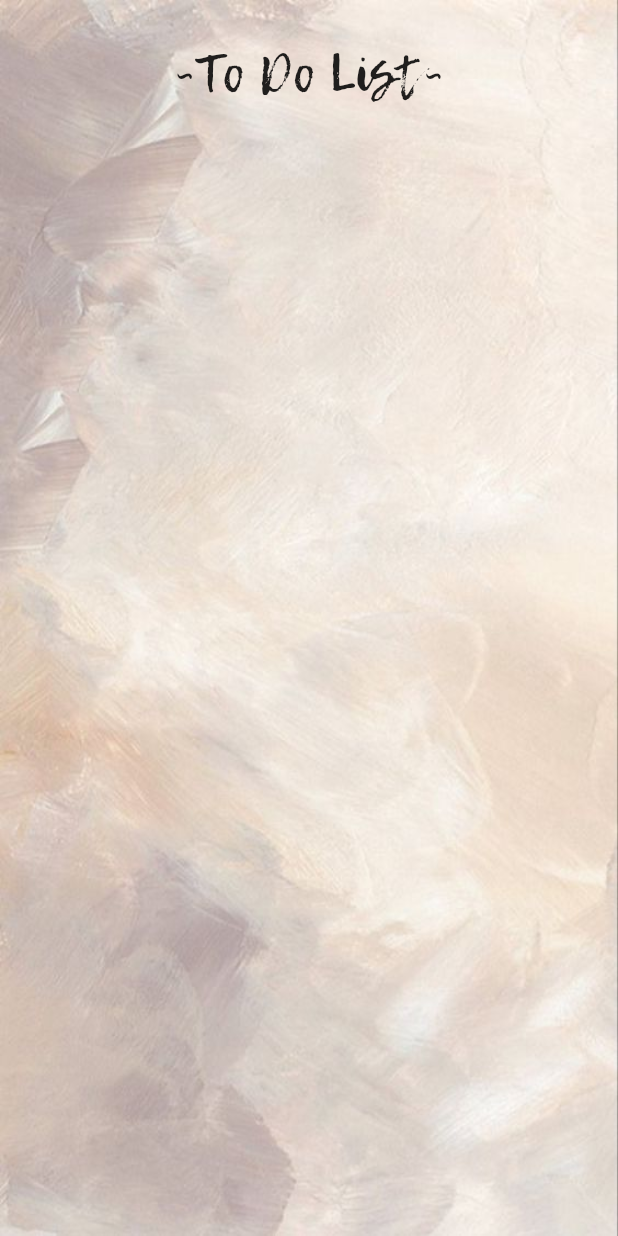
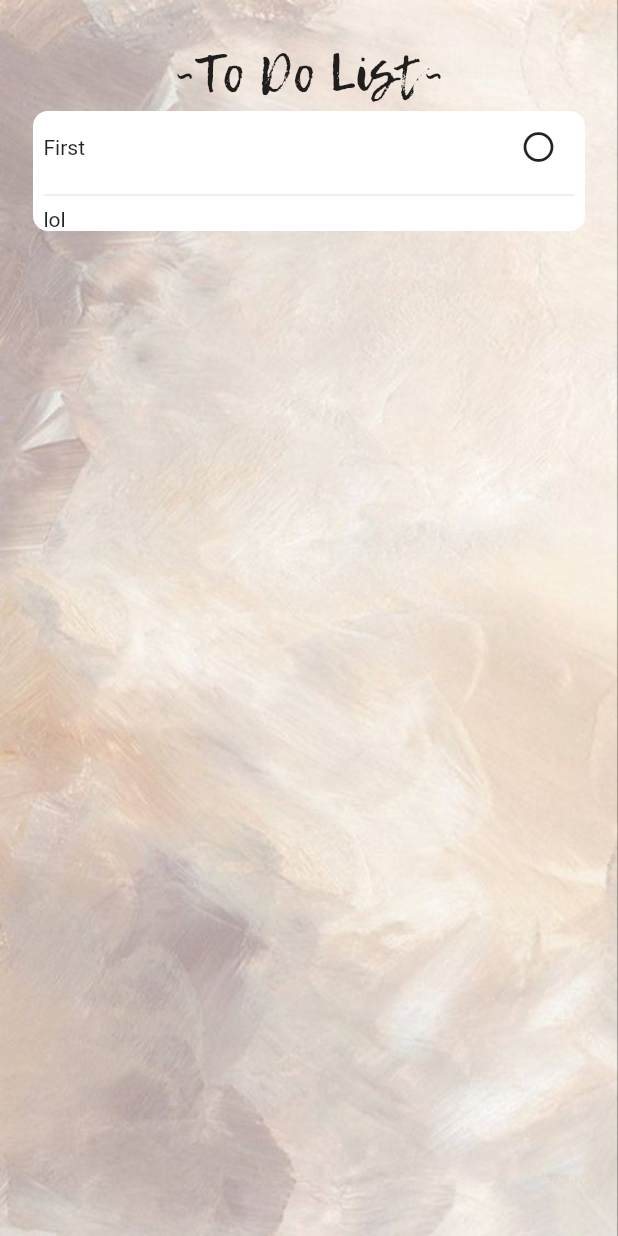
Before and after one commit to Stuzja/todo_list, a Flutter app: the screen it shows after launch, on a phone screen of 412 x 824 dp. Run offline on Flutter 3.47's test engine with Material 2 defaults, Android fonts, the light colour scheme and no system bars.

Commit message:
Заготовка виджета заметки и кнопка выполнения

```diff
--- a/lib/widgets/list_notes.dart
+++ b/lib/widgets/list_notes.dart
@@ -1,3 +1,5 @@
 import 'note.dart';
 
-List<Note> ListNotes = [];
+List<Note> ListNotes = [
+  Note(title: "First", text: "lol", completed: false)
+];
--- a/lib/widgets/note.dart
+++ b/lib/widgets/note.dart
@@ -1,11 +1,12 @@
 import 'package:flutter/cupertino.dart';
+import 'package:flutter/material.dart';
 
-class Note extends StatelessWidget {
+class Note extends StatefulWidget {
   final String title;
   final String text;
   final bool completed;
 
-  const Note(
+  Note(
       {Key? key,
       required this.title,
       required this.text,
@@ -13,7 +14,40 @@ class Note extends StatelessWidget {
       : super(key: key);
 
   @override
-  Widget build(Object context) {
-    return Container(child: Column(children: [Text(title)]));
+  State<StatefulWidget> createState() =>
+      NoteState(this.title, this.text, this.completed);
+}
+
+class NoteState extends State<Note> {
+  String title;
+  String text;
+  bool completed;
+
+  NoteState(this.title, this.text, this.completed);
+  @override
+  Widget build(BuildContext context) {
+    return Container(
+        padding: const EdgeInsets.symmetric(horizontal: 7),
+        decoration: BoxDecoration(
+            borderRadius: BorderRadius.circular(10), color: Colors.white),
+        child: Column(crossAxisAlignment: CrossAxisAlignment.start, children: [
+          Row(
+            children: [
+              Text(title),
+              const Spacer(),
+              IconButton(
+                  onPressed: () {
+                    setState(() {
+                      completed = !completed;
+                    });
+                  },
+                  icon: completed
+                      ? Icon(Icons.check_circle_outlined)
+                      : Icon(Icons.circle_outlined))
+            ],
+          ),
+          const Divider(),
+          Text(text),
+        ]));
   }
 }
--- a/lib/widgets/notes_widget.dart
+++ b/lib/widgets/notes_widget.dart
@@ -29,13 +29,15 @@ class NotesWidgetState extends State<NotesWidget> {
                   "~To Do List~",
                   style: Theme.of(context).textTheme.headline1,
                 ),
-                Container(
-                  color: Colors.white,
-                  child: Column(
-                    children: [ for (var note in ListNotes)
-                    Note(title: note.title, text: note.text, completed: note.completed)],
-                  ),
-                )
+                Column(
+                  children: [
+                    for (var note in ListNotes)
+                      Note(
+                          title: note.title,
+                          text: note.text,
+                          completed: note.completed)
+                  ],
+                ),
               ],
             ))
       ],
```
